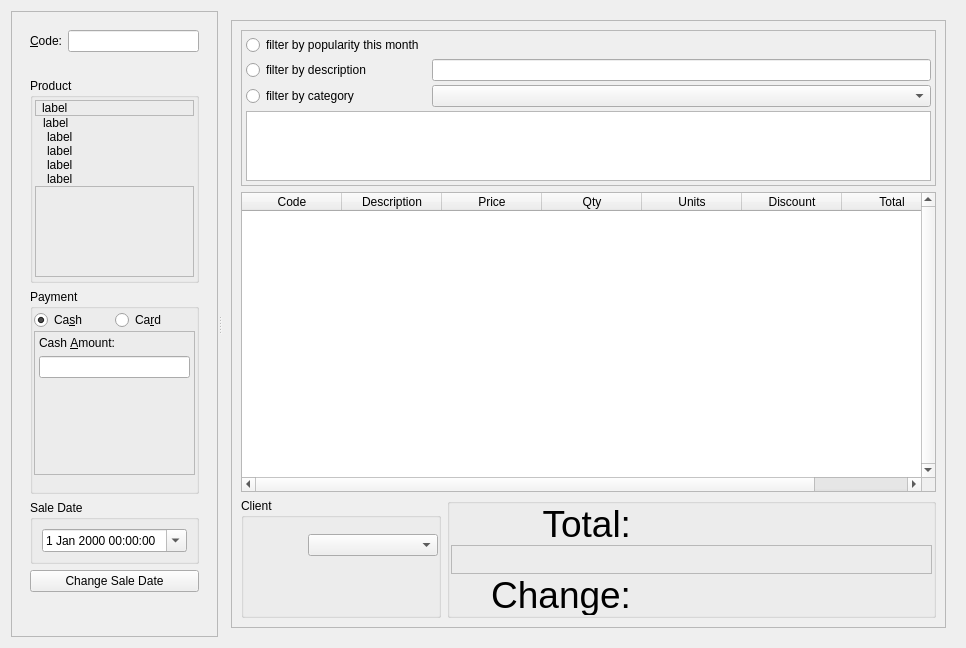
Old version of the form src/ui/mainview.ui in the repository miguelchavez/lemonpos.
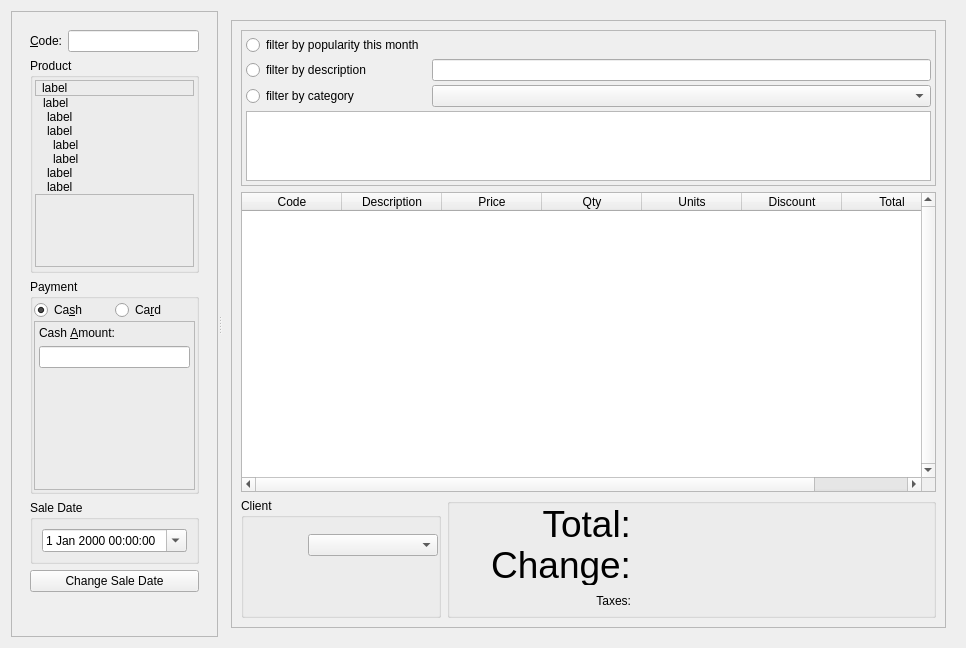
New version of the form. The open tabs and pages were chosen to show the change. Icons and pictures are not drawn. Custom widgets are drawn as their Qt base class.

```diff
--- a/src/ui/mainview.ui
+++ b/src/ui/mainview.ui
@@ -6,8 +6,8 @@
    <rect>
     <x>0</x>
     <y>0</y>
-    <width>933</width>
-    <height>644</height>
+    <width>913</width>
+    <height>620</height>
    </rect>
   </property>
   <property name="windowTitle">
@@ -58,16 +58,6 @@
              </item>
             </layout>
            </item>
-           <item>
-            <widget class="QLabel" name="labelInsertCodeMsg">
-             <property name="text">
-              <string/>
-             </property>
-             <property name="wordWrap">
-              <bool>true</bool>
-             </property>
-            </widget>
-           </item>
            <item>
             <widget class="QGroupBox" name="groupDetails">
              <property name="sizePolicy">
@@ -183,6 +173,50 @@
                 </property>
                </widget>
               </item>
+              <item>
+               <widget class="QLabel" name="labelDetailTax1">
+                <property name="sizePolicy">
+                 <sizepolicy hsizetype="MinimumExpanding" vsizetype="Fixed">
+                  <horstretch>0</horstretch>
+                  <verstretch>0</verstretch>
+                 </sizepolicy>
+                </property>
+                <property name="styleSheet">
+                 <string notr="true"/>
+                </property>
+                <property name="frameShape">
+                 <enum>QFrame::NoFrame</enum>
+                </property>
+                <property name="text">
+                 <string>label</string>
+                </property>
+                <property name="indent">
+                 <number>18</number>
+                </property>
+               </widget>
+              </item>
+              <item>
+               <widget class="QLabel" name="labelDetailTax2">
+                <property name="sizePolicy">
+                 <sizepolicy hsizetype="MinimumExpanding" vsizetype="Fixed">
+                  <horstretch>0</horstretch>
+                  <verstretch>0</verstretch>
+                 </sizepolicy>
+                </property>
+                <property name="styleSheet">
+                 <string notr="true"/>
+                </property>
+                <property name="frameShape">
+                 <enum>QFrame::NoFrame</enum>
+                </property>
+                <property name="text">
+                 <string>label</string>
+                </property>
+                <property name="indent">
+                 <number>18</number>
+                </property>
+               </widget>
+              </item>
               <item>
                <widget class="QLabel" name="labelDetailUnits">
                 <property name="sizePolicy">
@@ -525,16 +559,6 @@
                 </widget>
                </widget>
               </item>
-              <item>
-               <widget class="QLabel" name="labelPayMsg">
-                <property name="text">
-                 <string/>
-                </property>
-                <property name="wordWrap">
-                 <bool>true</bool>
-                </property>
-               </widget>
-              </item>
              </layout>
             </widget>
            </item>
@@ -983,32 +1007,7 @@
                 </property>
                </widget>
               </item>
-              <item row="1" column="0" colspan="2">
-               <widget class="QLabel" name="totaltitle">
-                <property name="sizePolicy">
-                 <sizepolicy hsizetype="Expanding" vsizetype="Minimum">
-                  <horstretch>0</horstretch>
-                  <verstretch>0</verstretch>
-                 </sizepolicy>
-                </property>
-                <property name="styleSheet">
-                 <string notr="true"/>
-                </property>
-                <property name="frameShape">
-                 <enum>QFrame::StyledPanel</enum>
-                </property>
-                <property name="text">
-                 <string/>
-                </property>
-                <property name="pixmap">
-                 <pixmap/>
-                </property>
-                <property name="scaledContents">
-                 <bool>false</bool>
-                </property>
-               </widget>
-              </item>
-              <item row="3" column="0">
+              <item row="2" column="0">
                <widget class="QLabel" name="labelChangepre">
                 <property name="sizePolicy">
                  <sizepolicy hsizetype="MinimumExpanding" vsizetype="Minimum">
@@ -1056,7 +1055,7 @@
                 </property>
                </widget>
               </item>
-              <item row="3" column="1">
+              <item row="2" column="1">
                <widget class="QLabel" name="labelChange">
                 <property name="sizePolicy">
                  <sizepolicy hsizetype="MinimumExpanding" vsizetype="Minimum">
@@ -1098,6 +1097,26 @@
                 </property>
                </widget>
               </item>
+              <item row="3" column="0">
+               <widget class="QLabel" name="lblSaleTaxesPre">
+                <property name="text">
+                 <string>Taxes:</string>
+                </property>
+                <property name="alignment">
+                 <set>Qt::AlignRight|Qt::AlignTrailing|Qt::AlignVCenter</set>
+                </property>
+               </widget>
+              </item>
+              <item row="3" column="1">
+               <widget class="QLabel" name="lblSaleTaxes">
+                <property name="text">
+                 <string/>
+                </property>
+                <property name="alignment">
+                 <set>Qt::AlignRight|Qt::AlignTrailing|Qt::AlignVCenter</set>
+                </property>
+               </widget>
+              </item>
              </layout>
             </widget>
            </item>
```
Left out of the diff: 9 changed lines with no effect on the pictures.
